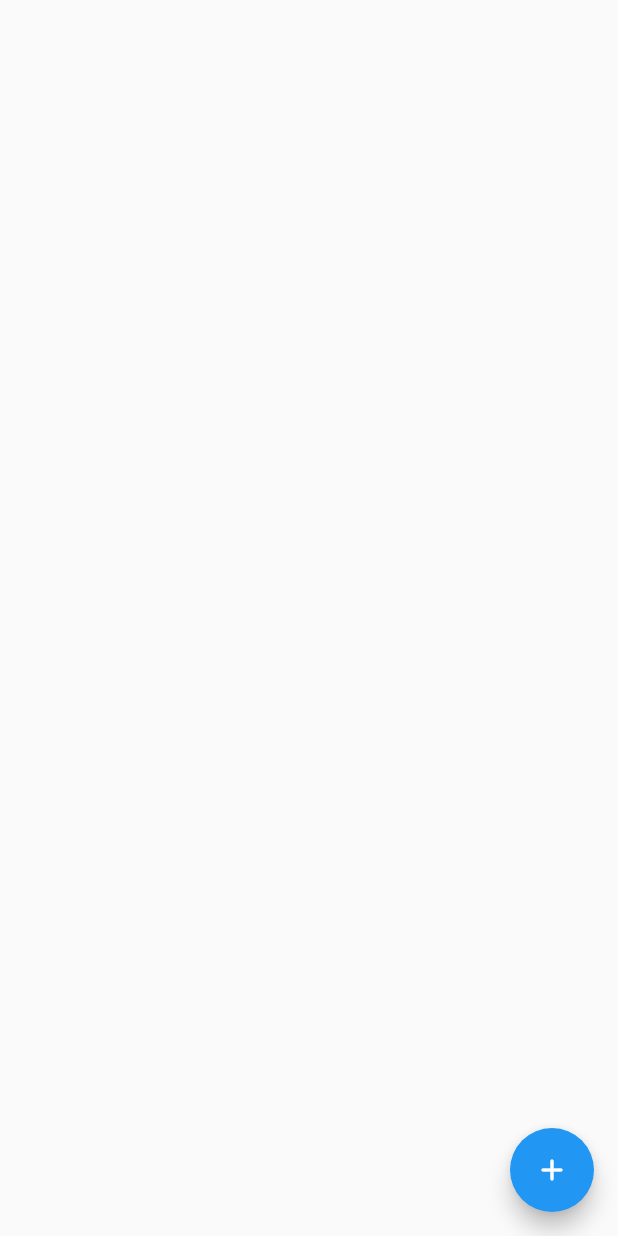
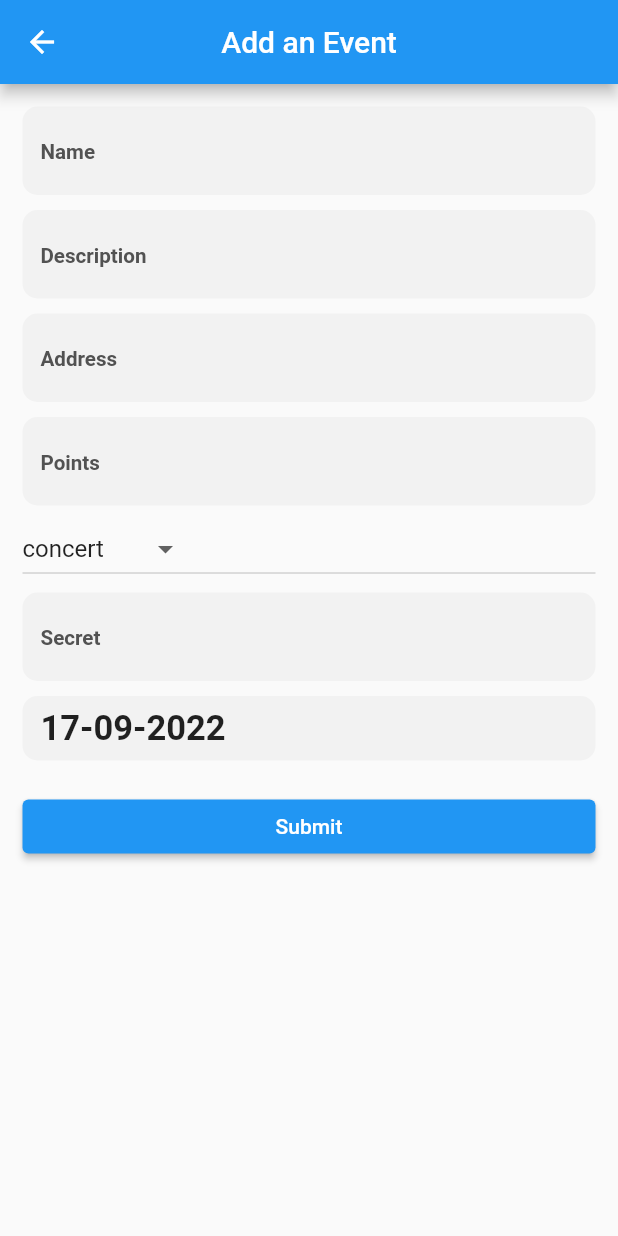
Before and after one commit to mimib00/fenwicks_admin, a Flutter app: the EventScreen screen opened directly, after a tap on the "add" icon, on a phone screen of 412 x 824 dp. Run offline on Flutter 3.47's test engine with Material 2 defaults, Android fonts, the light colour scheme and no system bars; our stand-ins replace cloud_firestore, firebase_auth, firebase_core, firebase_messaging, get, sizer; accounts and stored records are empty.

Commit message:
add edit and delete events

```diff
--- a/lib/core/routes/routes.dart
+++ b/lib/core/routes/routes.dart
@@ -1,5 +1,6 @@
 import 'package:fenwicks_admin/views/auth/login.dart';
 import 'package:fenwicks_admin/views/auth/register.dart';
+import 'package:fenwicks_admin/views/events/add_event.dart';
 import 'package:fenwicks_admin/views/events/event_details.dart';
 import 'package:fenwicks_admin/views/products/add_product.dart';
 import 'package:fenwicks_admin/views/products/product_details.dart';
@@ -27,6 +28,6 @@ class Routes {
     GetPage<Widget>(name: productDetails, page: () => const ProductDetails()),
     GetPage<Widget>(name: addProduct, page: () => const AddProductScreen()),
     GetPage<Widget>(name: eventDetails, page: () => const EventDetail()),
-    GetPage<Widget>(name: addEvent, page: () => const AddProductScreen()),
+    GetPage<Widget>(name: addEvent, page: () => const AddEventScreen()),
   ];
 }
--- /dev/null
+++ b/lib/views/events/add_event.dart
@@ -0,0 +1,180 @@
+import 'package:fenwicks_admin/meta/models/event.dart';
+import 'package:fenwicks_admin/views/events/controller/events_controller.dart';
+import 'package:flutter/material.dart';
+import 'package:flutter/services.dart';
+import 'package:get/get.dart';
+import 'package:intl/intl.dart';
+
+class AddEventScreen extends GetView<EventsController> {
+  const AddEventScreen({super.key});
+
+  @override
+  Widget build(BuildContext context) {
+    final Event? event = Get.arguments;
+    return Scaffold(
+      appBar: AppBar(
+        title: Text(event == null ? "Add an Event" : "Edit Event"),
+        centerTitle: true,
+      ),
+      body: Form(
+        onWillPop: () async {
+          controller.reset();
+          return true;
+        },
+        key: controller.formKey,
+        child: ListView(
+          physics: const BouncingScrollPhysics(),
+          padding: const EdgeInsets.symmetric(horizontal: 15, vertical: 10),
+          children: [
+            Padding(
+              padding: const EdgeInsets.symmetric(vertical: 5),
+              child: TextFormField(
+                controller: controller.name,
+                decoration: InputDecoration(
+                  hintText: event == null ? "Name" : "Name: ${event.name}",
+                ),
+                validator: (value) {
+                  if (value == null || value.isEmpty) return "Field required";
+                  return null;
+                },
+              ),
+            ),
+            Padding(
+              padding: const EdgeInsets.symmetric(vertical: 5),
+              child: TextFormField(
+                controller: controller.description,
+                decoration: InputDecoration(
+                  hintText: event == null ? "Description" : "Description: ${event.description}",
+                ),
+                validator: (value) {
+                  if (value == null || value.isEmpty) return "Field required";
+                  return null;
+                },
+              ),
+            ),
+            Padding(
+              padding: const EdgeInsets.symmetric(vertical: 5),
+              child: TextFormField(
+                controller: controller.address,
+                decoration: InputDecoration(
+                  hintText: event == null ? "Address" : "Address: ${event.address}",
+                ),
+                validator: (value) {
+                  if (value == null || value.isEmpty) return "Field required";
+                  return null;
+                },
+              ),
+            ),
+            Padding(
+              padding: const EdgeInsets.symmetric(vertical: 5),
+              child: TextFormField(
+                controller: controller.points,
+                keyboardType: TextInputType.number,
+                inputFormatters: [FilteringTextInputFormatter.digitsOnly],
+                decoration: InputDecoration(
+                  hintText: event == null ? "Points" : "Points: ${event.points}",
+                ),
+                validator: (value) {
+                  if (value == null || value.isEmpty) return "Field required";
+                  return null;
+                },
+              ),
+            ),
+            Obx(
+              () {
+                if (event != null) {
+                  controller.setValue(event.type.name);
+                }
+                return DropdownButton<String>(
+                  value: controller.dropValue.value,
+                  items: [
+                    DropdownMenuItem(
+                      value: EventTypes.concert.name,
+                      child: Text(
+                        EventTypes.concert.name,
+                      ),
+                    ),
+                    DropdownMenuItem(
+                      value: EventTypes.themeNight.name,
+                      child: Text(
+                        EventTypes.themeNight.name,
+                      ),
+                    ),
+                    DropdownMenuItem(
+                      value: EventTypes.drinking.name,
+                      child: Text(
+                        EventTypes.drinking.name,
+                      ),
+                    ),
+                  ],
+                  onChanged: (value) {
+                    if (value == null) return;
+                    controller.setValue(value);
+                  },
+                );
+              },
+            ),
+            Padding(
+              padding: const EdgeInsets.symmetric(vertical: 5),
+              child: TextFormField(
+                controller: controller.secret,
+                decoration: InputDecoration(
+                  hintText: event == null ? "Secret" : "Secret: ${event.secret}",
+                ),
+                validator: (value) {
+                  if (value == null || value.isEmpty) return "Field required";
+                  return null;
+                },
+              ),
+            ),
+            Obx(
+              () {
+                if (event != null) {
+                  controller.setDate(event.date.toDate());
+                }
+                return GestureDetector(
+                  onTap: () async {
+                    final date = await showDatePicker(
+                      context: context,
+                      initialDate: DateTime.now(),
+                      firstDate: DateTime.now(),
+                      lastDate: DateTime(2050),
+                    );
+                    if (date != null) {
+                      controller.setDate(date);
+                    }
+                  },
+                  child: Container(
+                    margin: const EdgeInsets.symmetric(vertical: 5),
+                    padding: const EdgeInsets.symmetric(horizontal: 12, vertical: 8),
+                    decoration: BoxDecoration(
+                      color: const Color(0xffF2F2F2),
+                      borderRadius: BorderRadius.circular(10),
+                    ),
+                    child: Text(
+                      DateFormat("dd-MM-yyy").format(controller.time.value),
+                      style: const TextStyle(fontSize: 23, fontWeight: FontWeight.bold),
+                    ),
+                  ),
+                );
+              },
+            ),
+            const SizedBox(height: 15),
+            ElevatedButton(
+              onPressed: () {
+                if (event == null) {
+                  if (controller.formKey.currentState!.validate()) {
+                    controller.addEvent();
+                  }
+                } else {
+                  controller.editEvent(event);
+                }
+              },
+              child: const Text("Submit"),
+            )
+          ],
+        ),
+      ),
+    );
+  }
+}
--- a/lib/views/events/controller/events_controller.dart
+++ b/lib/views/events/controller/events_controller.dart
@@ -1,8 +1,92 @@
 import 'package:cloud_firestore/cloud_firestore.dart';
+import 'package:fenwicks_admin/meta/models/event.dart';
+import 'package:fenwicks_admin/meta/widgets/loading.dart';
+import 'package:fenwicks_admin/meta/widgets/snack_bar.dart';
+import 'package:flutter/material.dart';
 import 'package:get/get.dart';
 
 class EventsController extends GetxController {
+  final GlobalKey<FormState> formKey = GlobalKey<FormState>();
+
+  final TextEditingController name = TextEditingController();
+  final TextEditingController description = TextEditingController();
+  final TextEditingController points = TextEditingController();
+  final TextEditingController address = TextEditingController();
+  final TextEditingController secret = TextEditingController();
+
   Stream<QuerySnapshot<Map<String, dynamic>>> getEvents() {
     return FirebaseFirestore.instance.collection("events").snapshots();
   }
+
+  RxString dropValue = EventTypes.concert.name.obs;
+
+  Rx<DateTime> time = Rx(DateTime.now());
+
+  void addEvent() async {
+    try {
+      Get.dialog(const Loading(), barrierDismissible: false);
+      Map<String, dynamic> data = {
+        "name": name.text.trim(),
+        "description": description.text.trim(),
+        "points": int.parse(points.text.trim()),
+        "date": Timestamp.fromDate(time.value),
+        "address": address.text,
+        "going": [],
+        "secret": secret.text,
+        "photos": <String>[],
+        "type": dropValue.value,
+      };
+
+      await FirebaseFirestore.instance.collection("events").add(data);
+
+      Get.back();
+      Get.back();
+    } on FirebaseException catch (e) {
+      Get.back();
+      Get.showSnackbar(errorCard(e.code));
+    }
+  }
+
+  void editEvent(Event event) async {
+    try {
+      Get.dialog(const Loading(), barrierDismissible: false);
+
+      Map<String, dynamic> data = {
+        "name": name.text.trim().isNotEmpty ? name.text.trim() : event.name,
+        "description": description.text.trim().isNotEmpty ? description.text.trim() : event.description,
+        "address": address.text.trim().isNotEmpty ? address.text.trim() : event.address,
+        "date": Timestamp.fromDate(time.value),
+        "points": points.text.trim().isNotEmpty ? int.parse(points.text.trim()) : event.points,
+        "secret": secret.text.trim().isNotEmpty ? secret.text.trim() : event.secret,
+        "type": dropValue.value,
+      };
+
+      await FirebaseFirestore.instance.collection("events").doc(event.id).update(data);
+
+      Get.back();
+      Get.back();
+      Get.back();
+    } on FirebaseException catch (e) {
+      Get.back();
+      Get.showSnackbar(errorCard(e.code));
+    }
+  }
+
+  void setDate(DateTime date) {
+    time.value = date;
+    update();
+  }
+
+  void setValue(String value) {
+    dropValue.value = value;
+    update();
+  }
+
+  void reset() {
+    name.clear();
+    description.clear();
+    points.clear();
+    address.clear();
+    secret.clear();
+  }
 }
--- a/lib/views/events/events.dart
+++ b/lib/views/events/events.dart
@@ -1,4 +1,5 @@
 import 'package:cloud_firestore/cloud_firestore.dart';
+import 'package:fenwicks_admin/core/routes/routes.dart';
 import 'package:fenwicks_admin/meta/models/event.dart';
 import 'package:fenwicks_admin/views/events/components/product_tile.dart';
 import 'package:fenwicks_admin/views/events/controller/events_controller.dart';
@@ -31,7 +32,9 @@ class EventScreen extends GetView<EventsController> {
         },
       ),
       floatingActionButton: FloatingActionButton(
-        onPressed: () {},
+        onPressed: () {
+          Get.toNamed(Routes.addEvent);
+        },
         child: const Icon(Icons.add_rounded),
       ),
     );
--- a/lib/views/products/product_details.dart
+++ b/lib/views/products/product_details.dart
@@ -128,6 +128,7 @@ class ProductDetails extends StatelessWidget {
         mainAxisAlignment: MainAxisAlignment.end,
         children: [
           FloatingActionButton(
+            heroTag: "btn1",
             onPressed: () {
               Get.toNamed(Routes.addProduct, arguments: product);
             },
@@ -135,6 +136,7 @@ class ProductDetails extends StatelessWidget {
           ),
           const SizedBox(height: 10),
           FloatingActionButton(
+            heroTag: "btn2",
             onPressed: () {
               Get.defaultDialog(
                 title: "Warning",
```
Also changed, not shown: lib/views/events/event_details.dart (+18 -14 lines).
